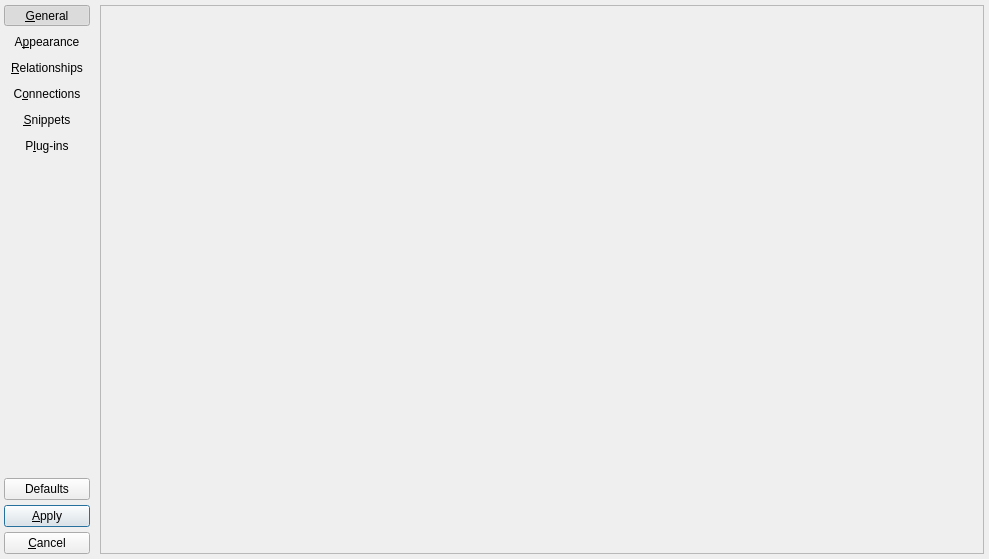
Old version of the form libs/libgui/ui/settings/configurationwidget.ui in the repository arichiardi/pgmodeler.
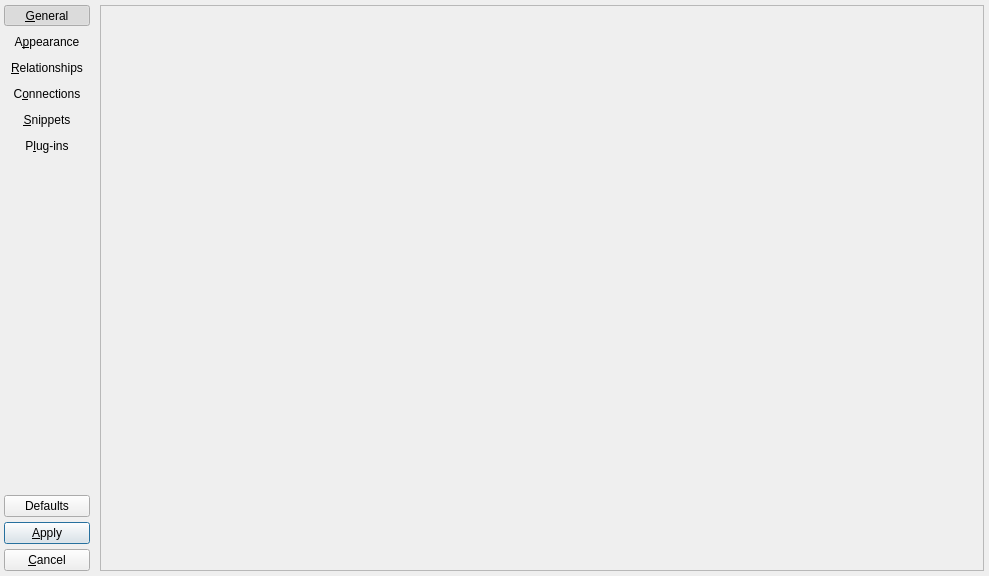
New version of the form. Icons and pictures are not drawn.

Patch:
```diff
--- a/libs/libgui/ui/settings/configurationwidget.ui
+++ b/libs/libgui/ui/settings/configurationwidget.ui
@@ -10,7 +10,7 @@
     <x>0</x>
     <y>0</y>
     <width>989</width>
-    <height>559</height>
+    <height>576</height>
    </rect>
   </property>
   <property name="sizePolicy">
@@ -497,22 +497,6 @@
      </layout>
     </widget>
    </item>
-   <item row="0" column="2">
-    <spacer name="verticalSpacer_2">
-     <property name="orientation">
-      <enum>Qt::Orientation::Vertical</enum>
-     </property>
-     <property name="sizeType">
-      <enum>QSizePolicy::Policy::Fixed</enum>
-     </property>
-     <property name="sizeHint" stdset="0">
-      <size>
-       <width>20</width>
-       <height>0</height>
-      </size>
-     </property>
-    </spacer>
-   </item>
   </layout>
  </widget>
  <tabstops>
```
Left out of the diff: 4 changed lines with no effect on the pictures.
